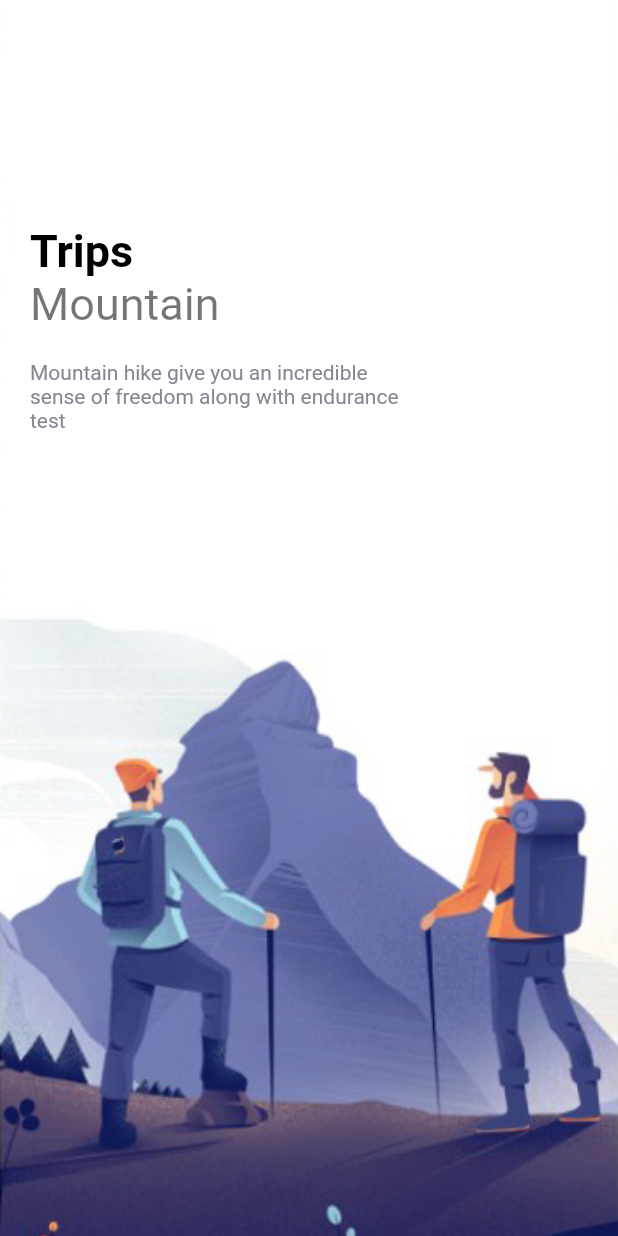
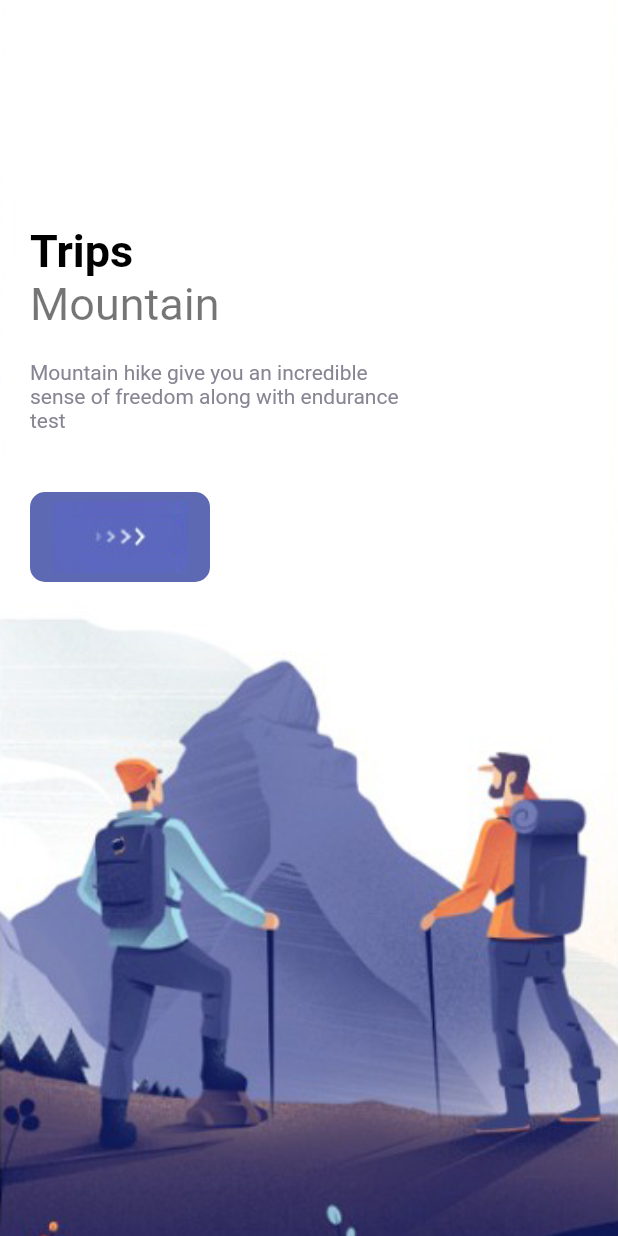
Before and after one commit to joaovieira23/travel-app, a Flutter app: the screen it shows after launch, on a phone screen of 412 x 824 dp. Run offline on Flutter 3.47's test engine with Material 2 defaults, Android fonts, the phone set to English and light mode, and no system bars.

Commit message:
feat: create responsive button component

```diff
--- a/lib/pages/welcome_page.dart
+++ b/lib/pages/welcome_page.dart
@@ -4,6 +4,7 @@ import 'package:flutter/src/widgets/framework.dart';
 import 'package:travel_app/misc/colors.dart';
 import 'package:travel_app/widgets/app_large_text.dart';
 import 'package:travel_app/widgets/app_text.dart';
+import 'package:travel_app/widgets/responsive_button.dart';
 
 class WelcomePage extends StatefulWidget {
   const WelcomePage({Key? key}) : super(key: key);
@@ -60,7 +61,9 @@ class _WelcomePageState extends State<WelcomePage> {
                           color: AppColors.textColor2,
                           size: 14
                         ),
-                      )
+                      ),
+                      SizedBox(height: 40,),
+                      ResponsiveButton(width: 120,)
                     ],
                   )
                 ]
--- /dev/null
+++ b/lib/widgets/responsive_button.dart
@@ -0,0 +1,28 @@
+import 'package:flutter/src/foundation/key.dart';
+import 'package:flutter/src/widgets/framework.dart';
+import 'package:flutter/cupertino.dart';
+import 'package:travel_app/misc/colors.dart';
+
+class ResponsiveButton extends StatelessWidget {
+  bool? isResponsive;
+  double? width;
+  ResponsiveButton({Key? key, this.width, this.isResponsive = false}) : super(key: key);
+
+  @override
+  Widget build(BuildContext context) {
+    return Container(
+      width: width,
+      height: 60,
+      decoration: BoxDecoration(
+        borderRadius: BorderRadius.circular(10),
+        color: AppColors.mainColor,
+      ),
+      child: Row(
+        mainAxisAlignment: MainAxisAlignment.center,
+        children: [
+          Image.asset("img/button-one.png"),
+        ],
+      ),
+    );
+  }
+}
```
